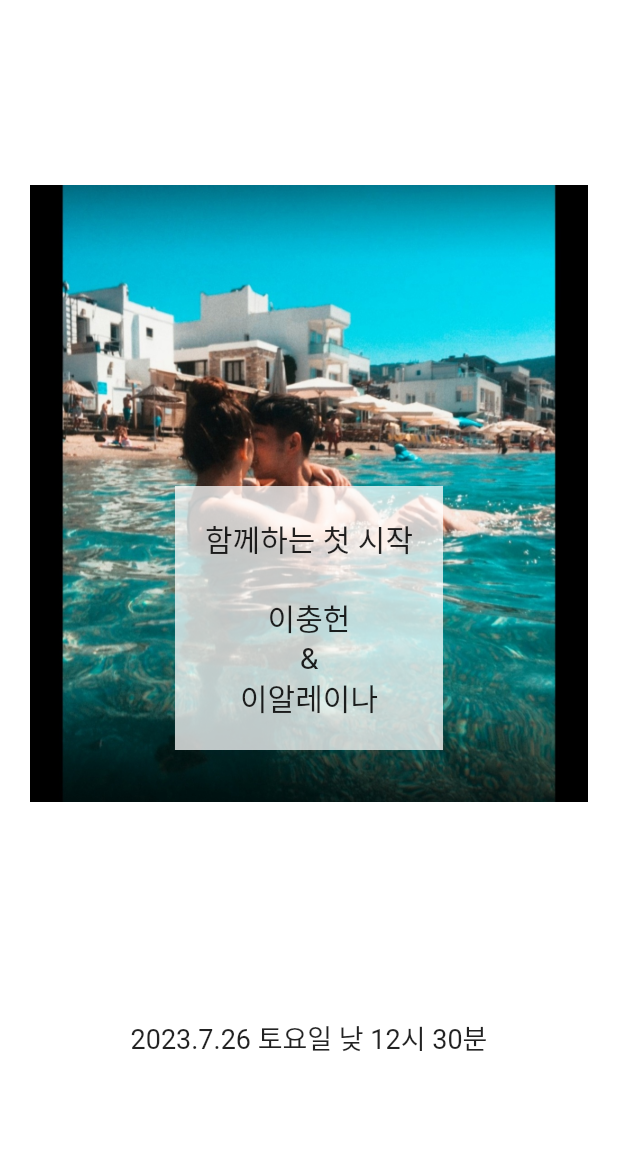
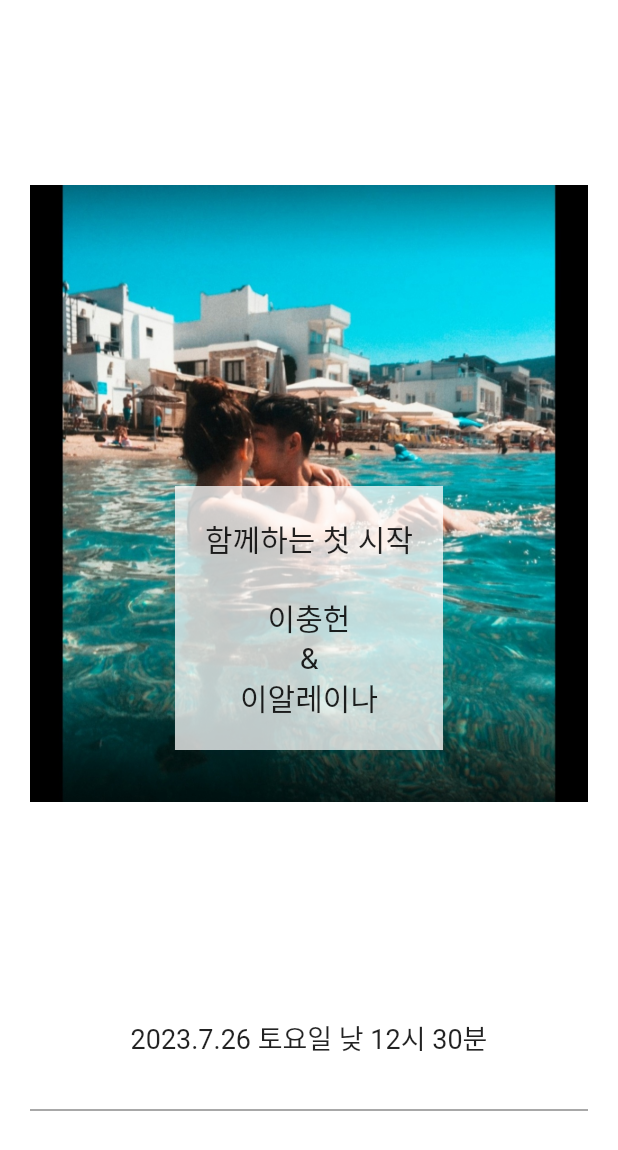
Before and after one commit to gtrrpc2001/wedding, a Flutter app: the Welcome widget shown alone on an empty page, opened directly, on a phone screen of 412 x 824 dp. Shown: the top 1150 px of the screen. Run offline on Flutter 3.47's test engine with Material 2 defaults, Android fonts, the light colour scheme and no system bars; drawn by our look-alikes of auto_size_text; missing offline and left inert: dart:html; Roboto replaces fonts that are missing (Eulyoo1945); statements that could not run were skipped.

Commit message:
Update welcome.dart

```diff
--- a/lib/widgets/welcome.dart
+++ b/lib/widgets/welcome.dart
@@ -39,6 +39,7 @@ class Welcome extends StatelessWidget {
           style: TextStyle(fontSize: 15, color: Colors.black),
           textAlign: TextAlign.center,
         ),
+        Divider(color: Colors.black45, thickness: 1.0,)
       ],
     );
   }
```
